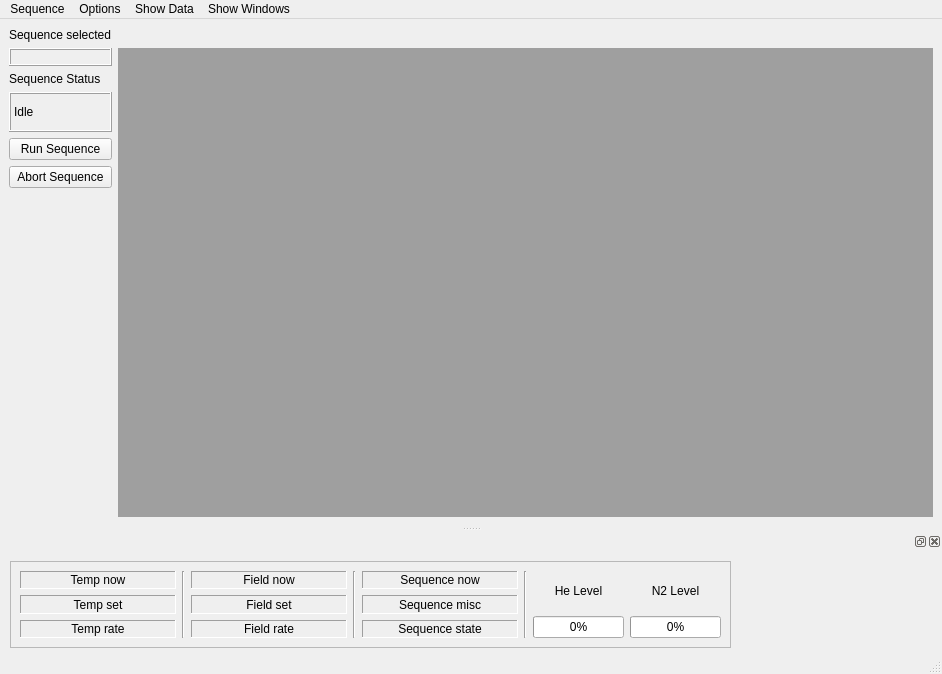
Old version of the form CryostatGUI/configurations/Cryostat GUI.ui in the repository Cryostat-GUI/Cryostat-GUI.
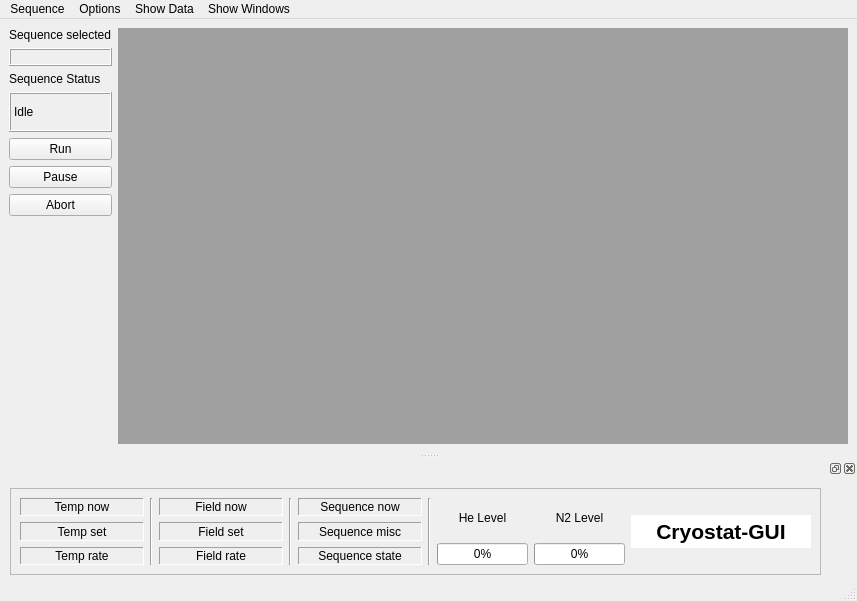
New version of the form.

```diff
--- a/CryostatGUI/configurations/Cryostat GUI.ui
+++ b/CryostatGUI/configurations/Cryostat GUI.ui
@@ -6,16 +6,73 @@
    <rect>
     <x>0</x>
     <y>0</y>
-    <width>942</width>
-    <height>674</height>
+    <width>844</width>
+    <height>601</height>
    </rect>
   </property>
   <property name="windowTitle">
    <string>Cryostat GUI</string>
   </property>
   <widget class="QWidget" name="centralwidget">
-   <layout class="QGridLayout" name="gridLayout" rowstretch="0,0,0,0,0,0,0,0,0,0">
-    <item row="2" column="2" rowspan="8">
+   <layout class="QGridLayout" name="gridLayout" rowstretch="0,0,0,0,0,0,0,0,0,0" columnstretch="0,0,1,0,0">
+    <property name="sizeConstraint">
+     <enum>QLayout::SetDefaultConstraint</enum>
+    </property>
+    <item row="7" column="1">
+     <spacer name="verticalSpacer">
+      <property name="orientation">
+       <enum>Qt::Vertical</enum>
+      </property>
+      <property name="sizeHint" stdset="0">
+       <size>
+        <width>20</width>
+        <height>40</height>
+       </size>
+      </property>
+     </spacer>
+    </item>
+    <item row="4" column="1">
+     <widget class="QPushButton" name="pushSequenceRun">
+      <property name="text">
+       <string>Run</string>
+      </property>
+     </widget>
+    </item>
+    <item row="1" column="1">
+     <widget class="QLabel" name="labelSequenceSelected">
+      <property name="frameShape">
+       <enum>QFrame::Box</enum>
+      </property>
+      <property name="frameShadow">
+       <enum>QFrame::Raised</enum>
+      </property>
+      <property name="text">
+       <string/>
+      </property>
+     </widget>
+    </item>
+    <item row="6" column="1">
+     <widget class="QPushButton" name="pushSequenceAbort">
+      <property name="text">
+       <string>Abort</string>
+      </property>
+     </widget>
+    </item>
+    <item row="0" column="1">
+     <widget class="QLabel" name="label_3">
+      <property name="text">
+       <string>Sequence selected</string>
+      </property>
+     </widget>
+    </item>
+    <item row="5" column="1">
+     <widget class="QPushButton" name="pushSequencePause">
+      <property name="text">
+       <string>Pause</string>
+      </property>
+     </widget>
+    </item>
+    <item row="0" column="2" rowspan="8" colspan="2">
      <widget class="QMdiArea" name="mdiArea">
       <property name="sizePolicy">
        <sizepolicy hsizetype="Expanding" vsizetype="Expanding">
@@ -37,46 +94,7 @@
       </property>
      </widget>
     </item>
-    <item row="1" column="2">
-     <spacer name="horizontalSpacer">
-      <property name="orientation">
-       <enum>Qt::Horizontal</enum>
-      </property>
-      <property name="sizeHint" stdset="0">
-       <size>
-        <width>40</width>
-        <height>1</height>
-       </size>
-      </property>
-     </spacer>
-    </item>
-    <item row="3" column="0">
-     <widget class="QLabel" name="label_5">
-      <property name="sizePolicy">
-       <sizepolicy hsizetype="Preferred" vsizetype="Preferred">
-        <horstretch>0</horstretch>
-        <verstretch>0</verstretch>
-       </sizepolicy>
-      </property>
-      <property name="text">
-       <string>Sequence Status</string>
-      </property>
-     </widget>
-    </item>
-    <item row="7" column="0">
-     <spacer name="verticalSpacer">
-      <property name="orientation">
-       <enum>Qt::Vertical</enum>
-      </property>
-      <property name="sizeHint" stdset="0">
-       <size>
-        <width>20</width>
-        <height>40</height>
-       </size>
-      </property>
-     </spacer>
-    </item>
-    <item row="4" column="0">
+    <item row="3" column="1">
      <widget class="QLabel" name="labelSequenceStatus">
       <property name="minimumSize">
        <size>
@@ -95,37 +113,16 @@
       </property>
      </widget>
     </item>
-    <item row="5" column="0">
-     <widget class="QPushButton" name="pushSequenceRun">
-      <property name="text">
-       <string>Run Sequence</string>
+    <item row="2" column="1">
+     <widget class="QLabel" name="label_5">
+      <property name="sizePolicy">
+       <sizepolicy hsizetype="Preferred" vsizetype="Preferred">
+        <horstretch>0</horstretch>
+        <verstretch>0</verstretch>
+       </sizepolicy>
       </property>
-     </widget>
-    </item>
-    <item row="1" column="0">
-     <widget class="QLabel" name="label_3">
       <property name="text">
-       <string>Sequence selected</string>
-      </property>
-     </widget>
-    </item>
-    <item row="2" column="0">
-     <widget class="QLabel" name="labelSequenceSelected">
-      <property name="frameShape">
-       <enum>QFrame::Box</enum>
-      </property>
-      <property name="frameShadow">
-       <enum>QFrame::Raised</enum>
-      </property>
-      <property name="text">
-       <string/>
-      </property>
-     </widget>
-    </item>
-    <item row="6" column="0">
-     <widget class="QPushButton" name="pushSequenceAbort">
-      <property name="text">
-       <string>Abort Sequence</string>
+       <string>Sequence Status</string>
       </property>
      </widget>
     </item>
@@ -136,7 +133,7 @@
     <rect>
      <x>0</x>
      <y>0</y>
-     <width>942</width>
+     <width>844</width>
      <height>21</height>
     </rect>
    </property>
@@ -205,7 +202,7 @@
       <rect>
        <x>10</x>
        <y>10</y>
-       <width>721</width>
+       <width>811</width>
        <height>87</height>
       </rect>
      </property>
@@ -215,9 +212,144 @@
      <property name="frameShadow">
       <enum>QFrame::Raised</enum>
      </property>
-     <layout class="QGridLayout" name="gridLayout_2">
+     <layout class="QGridLayout" name="gridLayout_2" columnstretch="0,0,0,0,0,0,0,0,0">
+      <item row="0" column="6" rowspan="3">
+       <layout class="QVBoxLayout" name="MainDock_Pressures">
+        <item>
+         <layout class="QHBoxLayout" name="horizontalLayout_2">
+          <item>
+           <widget class="QLabel" name="label">
+            <property name="text">
+             <string>He Level</string>
+            </property>
+            <property name="alignment">
+             <set>Qt::AlignCenter</set>
+            </property>
+           </widget>
+          </item>
+          <item>
+           <widget class="QLabel" name="label_2">
+            <property name="text">
+             <string>N2 Level</string>
+            </property>
+            <property name="alignment">
+             <set>Qt::AlignCenter</set>
+            </property>
+           </widget>
+          </item>
+         </layout>
+        </item>
+        <item>
+         <layout class="QHBoxLayout" name="horizontalLayout">
+          <item>
+           <widget class="QProgressBar" name="MainDock_HeLevel">
+            <property name="sizePolicy">
+             <sizepolicy hsizetype="Preferred" vsizetype="Fixed">
+              <horstretch>0</horstretch>
+              <verstretch>0</verstretch>
+             </sizepolicy>
+            </property>
+            <property name="toolTip">
+             <string>He Level</string>
+            </property>
+            <property name="minimum">
+             <number>0</number>
+            </property>
+            <property name="maximum">
+             <number>100</number>
+            </property>
+            <property name="value">
+             <number>0</number>
+            </property>
+            <property name="textDirection">
+             <enum>QProgressBar::TopToBottom</enum>
+            </property>
+            <property name="format">
+             <string extracomment="change to pure number outside of 0-100">%p%</string>
+            </property>
+           </widget>
+          </item>
+          <item>
+           <widget class="QProgressBar" name="MainDock_N2Level">
+            <property name="sizePolicy">
+             <sizepolicy hsizetype="Preferred" vsizetype="Fixed">
+              <horstretch>0</horstretch>
+              <verstretch>0</verstretch>
+             </sizepolicy>
+            </property>
+            <property name="toolTip">
+             <string>N2 Level</string>
+            </property>
+            <property name="accessibleDescription">
+             <string/>
+            </property>
+            <property name="inputMethodHints">
+             <set>Qt::ImhNone</set>
+            </property>
+            <property name="minimum">
+             <number>0</number>
+            </property>
+            <property name="maximum">
+             <number>100</number>
+            </property>
+            <property name="value">
+             <number>0</number>
+            </property>
+            <property name="alignment">
+             <set>Qt::AlignLeading|Qt::AlignLeft|Qt::AlignTop</set>
+            </property>
+            <property name="textVisible">
+             <bool>true</bool>
+            </property>
+            <property name="invertedAppearance">
+             <bool>false</bool>
+            </property>
+            <property name="format">
+             <string extracomment="change to pure number outside of 0-100">%p%</string>
+            </property>
+           </widget>
+          </item>
+         </layout>
+        </item>
+       </layout>
+      </item>
+      <item row="0" column="3" rowspan="3">
+       <widget class="Line" name="line_8">
+        <property name="orientation">
+         <enum>Qt::Vertical</enum>
+        </property>
+       </widget>
+      </item>
+      <item row="0" column="4">
+       <widget class="QLabel" name="MainDock_Seqnow">
+        <property name="minimumSize">
+         <size>
+          <width>110</width>
+          <height>0</height>
+         </size>
+        </property>
+        <property name="frameShape">
+         <enum>QFrame::Panel</enum>
+        </property>
+        <property name="frameShadow">
+         <enum>QFrame::Sunken</enum>
+        </property>
+        <property name="text">
+         <string>Sequence now</string>
+        </property>
+        <property name="alignment">
+         <set>Qt::AlignCenter</set>
+        </property>
+       </widget>
+      </item>
       <item row="0" column="0">
        <widget class="QLabel" name="MainDock_Tnow">
+        <property name="minimumSize">
+         <size>
+          <width>110</width>
+          <height>0</height>
+         </size>
+        </property>
         <property name="frameShape">
          <enum>QFrame::Panel</enum>
         </property>
@@ -241,6 +373,12 @@
       </item>
       <item row="0" column="2">
        <widget class="QLabel" name="MainDock_Bnow">
+        <property name="minimumSize">
+         <size>
+          <width>110</width>
+          <height>0</height>
+         </size>
+        </property>
         <property name="frameShape">
          <enum>QFrame::Panel</enum>
         </property>
@@ -255,36 +393,6 @@
         </property>
        </widget>
       </item>
-      <item row="0" column="3" rowspan="3">
-       <widget class="Line" name="line_8">
-        <property name="orientation">
-         <enum>Qt::Vertical</enum>
-        </property>
-       </widget>
-      </item>
-      <item row="0" column="4">
-       <widget class="QLabel" name="MainDock_Seqnow">
-        <property name="frameShape">
-         <enum>QFrame::Panel</enum>
-        </property>
-        <property name="frameShadow">
-         <enum>QFrame::Sunken</enum>
-        </property>
-        <property name="text">
-         <string>Sequence now</string>
-        </property>
-        <property name="alignment">
-         <set>Qt::AlignCenter</set>
-        </property>
-       </widget>
-      </item>
-      <item row="0" column="5" rowspan="3">
-       <widget class="Line" name="line_9">
-        <property name="orientation">
-         <enum>Qt::Vertical</enum>
-        </property>
-       </widget>
-      </item>
       <item row="1" column="0">
        <widget class="QLabel" name="MainDock_Tset">
         <property name="frameShape">
@@ -301,6 +409,29 @@
         </property>
        </widget>
       </item>
+      <item row="0" column="5" rowspan="3">
+       <widget class="Line" name="line_9">
+        <property name="orientation">
+         <enum>Qt::Vertical</enum>
+        </property>
+       </widget>
+      </item>
+      <item row="2" column="0">
+       <widget class="QLabel" name="MainDock_Trate">
+        <property name="frameShape">
+         <enum>QFrame::Panel</enum>
+        </property>
+        <property name="frameShadow">
+         <enum>QFrame::Sunken</enum>
+        </property>
+        <property name="text">
+         <string>Temp rate</string>
+        </property>
+        <property name="alignment">
+         <set>Qt::AlignCenter</set>
+        </property>
+       </widget>
+      </item>
       <item row="1" column="2">
        <widget class="QLabel" name="MainDock_Bset">
         <property name="frameShape">
@@ -333,22 +464,6 @@
         </property>
        </widget>
       </item>
-      <item row="2" column="0">
-       <widget class="QLabel" name="MainDock_Trate">
-        <property name="frameShape">
-         <enum>QFrame::Panel</enum>
-        </property>
-        <property name="frameShadow">
-         <enum>QFrame::Sunken</enum>
-        </property>
-        <property name="text">
-         <string>Temp rate</string>
-        </property>
-        <property name="alignment">
-         <set>Qt::AlignCenter</set>
-        </property>
-       </widget>
-      </item>
       <item row="2" column="2">
        <widget class="QLabel" name="MainDock_Brate">
         <property name="frameShape">
@@ -381,103 +496,36 @@
         </property>
        </widget>
       </item>
-      <item row="0" column="6" rowspan="3">
-       <layout class="QVBoxLayout" name="MainDock_Pressures">
+      <item row="0" column="7" rowspan="3">
+       <layout class="QVBoxLayout" name="verticalLayout">
         <item>
-         <layout class="QHBoxLayout" name="horizontalLayout_2">
-          <item>
-           <widget class="QLabel" name="label">
-            <property name="text">
-             <string>He Level</string>
-            </property>
-            <property name="alignment">
-             <set>Qt::AlignCenter</set>
-            </property>
-           </widget>
-          </item>
-          <item>
-           <widget class="QLabel" name="label_2">
-            <property name="text">
-             <string>N2 Level</string>
-            </property>
-            <property name="alignment">
-             <set>Qt::AlignCenter</set>
-            </property>
-           </widget>
-          </item>
-         </layout>
-        </item>
-        <item>
-         <layout class="QHBoxLayout" name="horizontalLayout">
-          <item>
-           <widget class="QProgressBar" name="MainDock_HeLevel">
-            <property name="sizePolicy">
-             <sizepolicy hsizetype="Preferred" vsizetype="Fixed">
-              <horstretch>0</horstretch>
-              <verstretch>0</verstretch>
-             </sizepolicy>
-            </property>
-            <property name="toolTip">
-             <string>He Level</string>
-            </property>
-            <property name="minimum">
-             <number>0</number>
-            </property>
-            <property name="maximum">
-             <number>100</number>
-            </property>
-            <property name="value">
-             <number>0</number>
-            </property>
-            <property name="textDirection">
-             <enum>QProgressBar::TopToBottom</enum>
-            </property>
-            <property name="format">
-             <string extracomment="change to pure number outside of 0-100">%p%</string>
-            </property>
-           </widget>
-          </item>
-          <item>
-           <widget class="QProgressBar" name="MainDock_N2Level">
-            <property name="sizePolicy">
-             <sizepolicy hsizetype="Preferred" vsizetype="Fixed">
-              <horstretch>0</horstretch>
-              <verstretch>0</verstretch>
-             </sizepolicy>
-            </property>
-            <property name="toolTip">
-             <string>N2 Level</string>
-            </property>
-            <property name="accessibleDescription">
-             <string/>
-            </property>
-            <property name="inputMethodHints">
-             <set>Qt::ImhNone</set>
-            </property>
-            <property name="minimum">
-             <number>0</number>
-            </property>
-            <property name="maximum">
-             <number>100</number>
-            </property>
-            <property name="value">
-             <number>0</number>
-            </property>
-            <property name="alignment">
-             <set>Qt::AlignLeading|Qt::AlignLeft|Qt::AlignTop</set>
-            </property>
-            <property name="textVisible">
-             <bool>true</bool>
-            </property>
-            <property name="invertedAppearance">
-             <bool>false</bool>
-            </property>
-            <property name="format">
-             <string extracomment="change to pure number outside of 0-100">%p%</string>
-            </property>
-           </widget>
-          </item>
-         </layout>
+         <widget class="QTextBrowser" name="textBrowser">
+          <property name="minimumSize">
+           <size>
+            <width>159</width>
+            <height>0</height>
+           </size>
+          </property>
+          <property name="maximumSize">
+           <size>
+            <width>180</width>
+            <height>33</height>
+           </size>
+          </property>
+          <property name="frameShape">
+           <enum>QFrame::NoFrame</enum>
+          </property>
+          <property name="frameShadow">
+           <enum>QFrame::Plain</enum>
+          </property>
+          <property name="html">
+           <string>&lt;!DOCTYPE HTML PUBLIC &quot;-//W3C//DTD HTML 4.0//EN&quot; &quot;http://www.w3.org/TR/REC-html40/strict.dtd&quot;&gt;
+&lt;html&gt;&lt;head&gt;&lt;meta name=&quot;qrichtext&quot; content=&quot;1&quot; /&gt;&lt;style type=&quot;text/css&quot;&gt;
+p, li { white-space: pre-wrap; }
+&lt;/style&gt;&lt;/head&gt;&lt;body style=&quot; font-family:'MS Shell Dlg 2'; font-size:8.25pt; font-weight:400; font-style:normal;&quot;&gt;
+&lt;p align=&quot;center&quot; dir='rtl' style=&quot; margin-top:0px; margin-bottom:0px; margin-left:0px; margin-right:0px; -qt-block-indent:0; text-indent:0px;&quot;&gt;&lt;span style=&quot; font-size:16pt; font-weight:600; color:#000000;&quot;&gt;Cryostat-GUI&lt;/span&gt;&lt;/p&gt;&lt;/body&gt;&lt;/html&gt;</string>
+          </property>
+         </widget>
         </item>
        </layout>
       </item>
```
Left out of the diff: 5 changed lines with no effect on the pictures.
